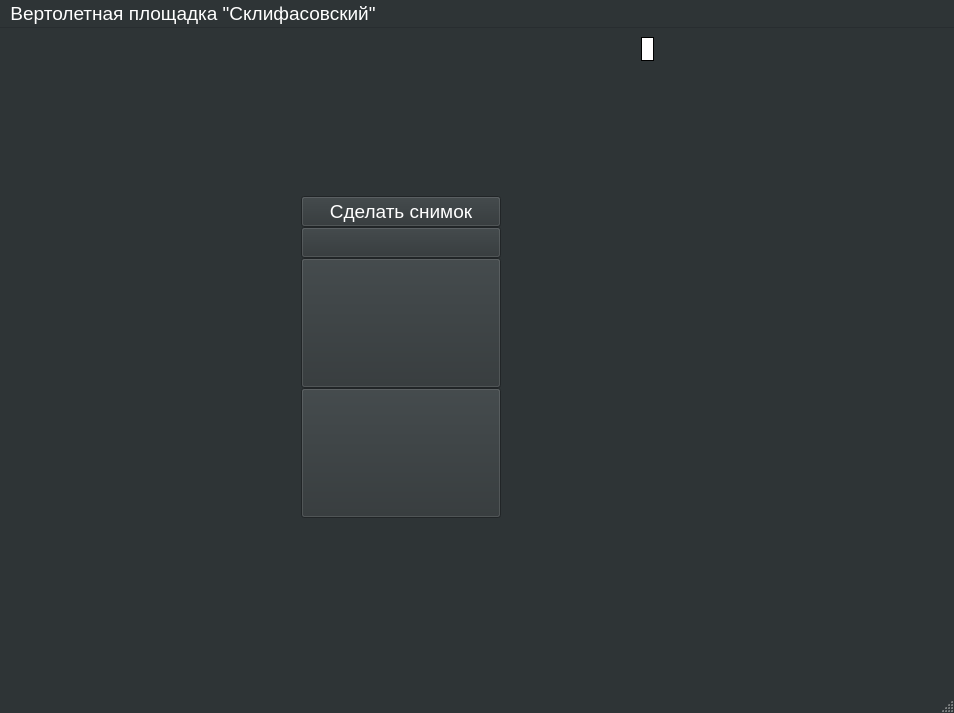
First picture: the form in mainwindow.ui, repository Aleks-h/Helipad, before the edit.
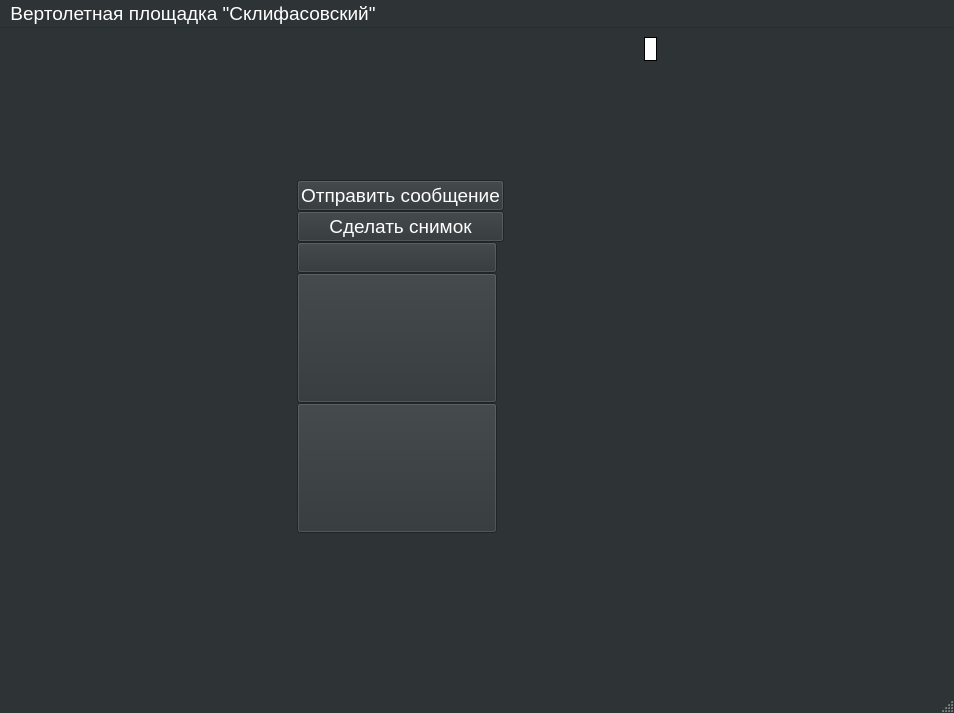
Second picture: the form after the edit. Icons and pictures are not drawn.

Diff of the .ui file:
```diff
--- a/mainwindow.ui
+++ b/mainwindow.ui
@@ -493,7 +493,7 @@
        </spacer>
       </item>
       <item>
-       <layout class="QVBoxLayout" name="verticalLayout" stretch="0,0,0,10,10,0">
+       <layout class="QVBoxLayout" name="verticalLayout" stretch="0,0,0,0,10,10,0">
         <property name="spacing">
          <number>0</number>
         </property>
@@ -510,6 +510,13 @@
           </property>
          </spacer>
         </item>
+        <item>
+         <widget class="QPushButton" name="pushButton">
+          <property name="text">
+           <string>Отправить сообщение</string>
+          </property>
+         </widget>
+        </item>
         <item>
          <widget class="QPushButton" name="takeAPicture">
           <property name="text">
```
